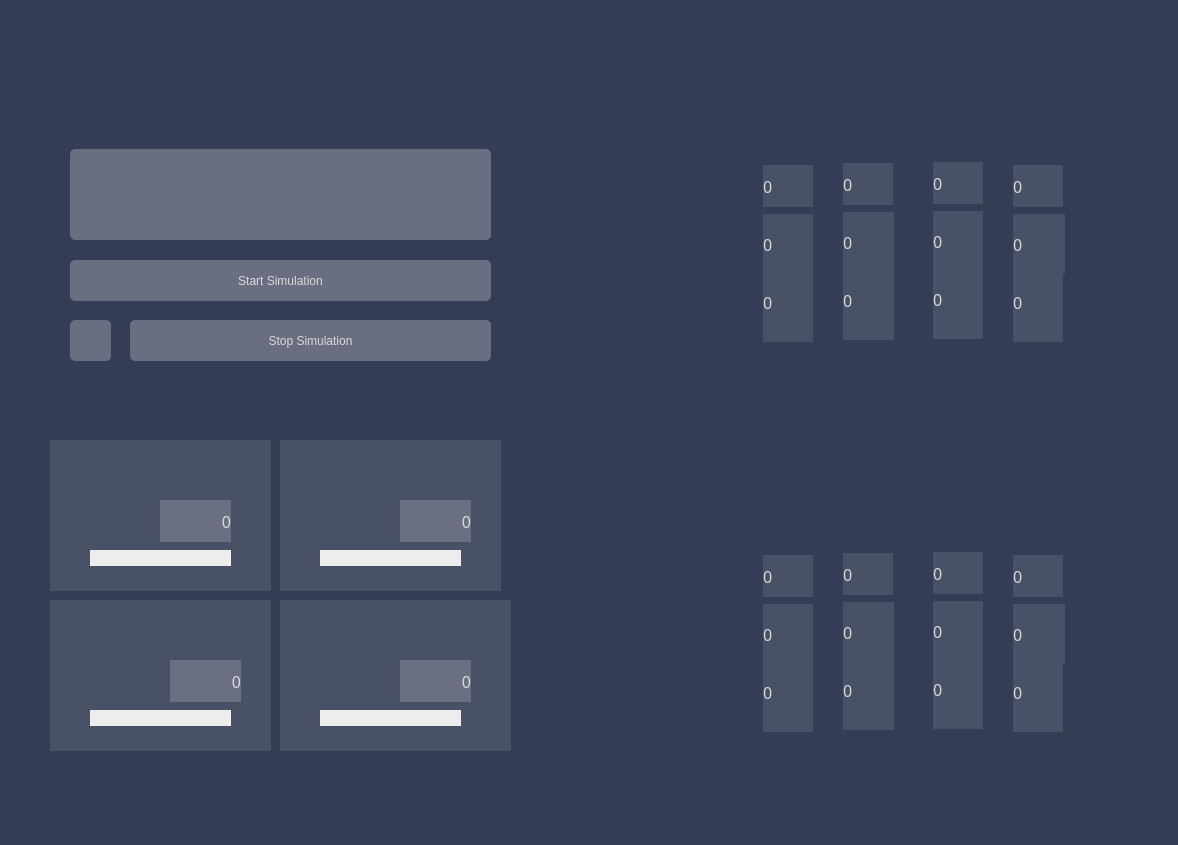
Old version of the form DeadLocks-Final-Test/mainwindow.ui in the repository breathTake/Deadlocks-Algorithm-Simulation.
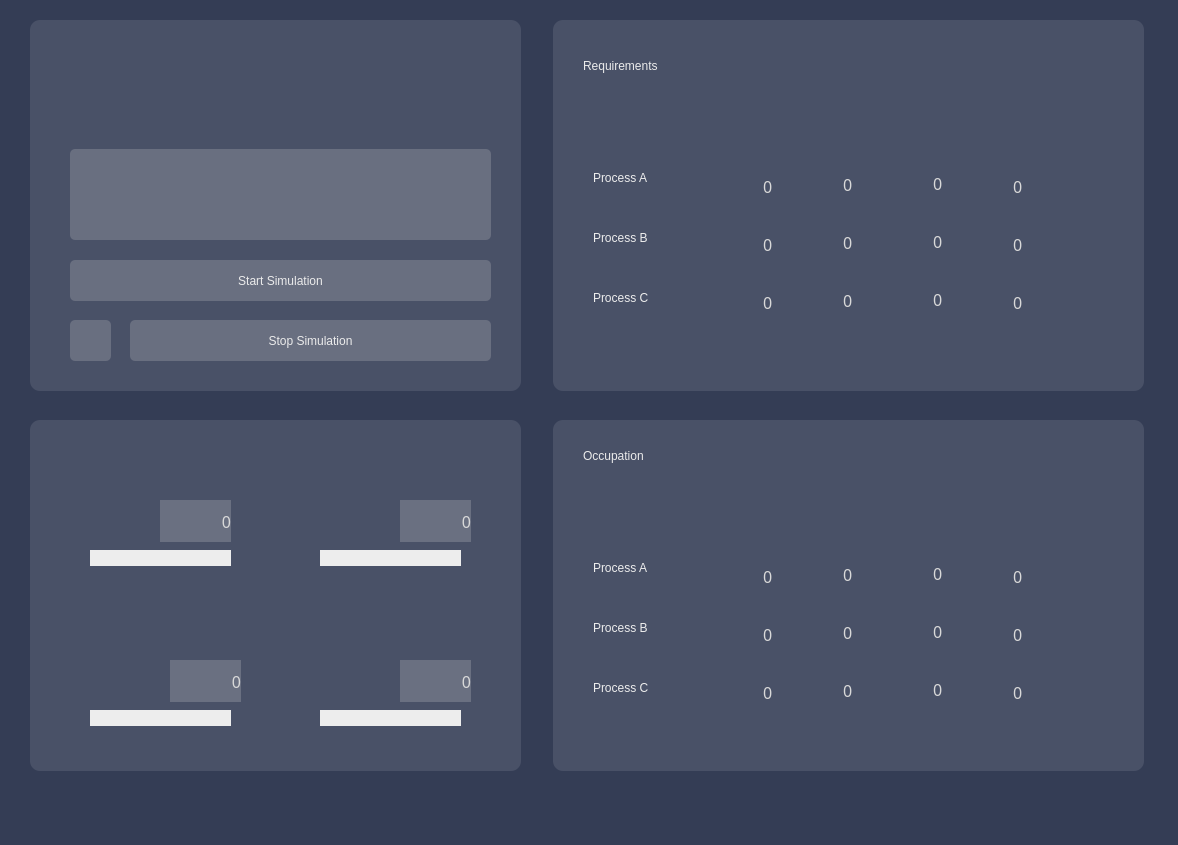
New version of the form. Icons and pictures are not drawn.

Commit message:
changed ui elements to use stylesheet instead of images
stylesheets of elements updated

What changed in the file:
```diff
--- a/DeadLocks-Final-Test/mainwindow.ui
+++ b/DeadLocks-Final-Test/mainwindow.ui
@@ -30,14 +30,15 @@
    <widget class="QLabel" name="background_resources">
     <property name="geometry">
      <rect>
-      <x>10</x>
-      <y>410</y>
-      <width>531</width>
-      <height>371</height>
+      <x>30</x>
+      <y>420</y>
+      <width>491</width>
+      <height>351</height>
      </rect>
     </property>
     <property name="styleSheet">
-     <string notr="true">image: url(:/resources/Background_resources.png);</string>
+     <string notr="true">background-color: rgb(73, 81, 103);
+border-radius: 10px;</string>
     </property>
     <property name="text">
      <string/>
@@ -375,13 +376,14 @@
      <property name="geometry">
       <rect>
        <x>10</x>
-       <y>10</y>
+       <y>20</y>
        <width>591</width>
-       <height>371</height>
+       <height>351</height>
       </rect>
      </property>
      <property name="styleSheet">
-      <string notr="true">image: url(:/resources/Occupation_Matrix.png);</string>
+      <string notr="true">background-color: rgb(73, 81, 103);
+border-radius: 10px;</string>
      </property>
      <property name="text">
       <string/>
@@ -699,6 +701,147 @@
       <string>0</string>
      </property>
     </widget>
+    <widget class="QLabel" name="Occupation_headline_label">
+     <property name="geometry">
+      <rect>
+       <x>40</x>
+       <y>40</y>
+       <width>141</width>
+       <height>31</height>
+      </rect>
+     </property>
+     <property name="styleSheet">
+      <string notr="true">background-color: none;
+color: rgb(235, 235, 235);
+font: 18pt &quot;Futura Hv BT&quot;;</string>
+     </property>
+     <property name="text">
+      <string>Occupation</string>
+     </property>
+    </widget>
+    <widget class="QLabel" name="Occupation_Process_A_Label">
+     <property name="geometry">
+      <rect>
+       <x>50</x>
+       <y>160</y>
+       <width>71</width>
+       <height>16</height>
+      </rect>
+     </property>
+     <property name="styleSheet">
+      <string notr="true">background-color: none;
+color: rgb(237, 237, 237);
+font: 12pt &quot;Futura Bk BT&quot;;</string>
+     </property>
+     <property name="text">
+      <string>Process A</string>
+     </property>
+    </widget>
+    <widget class="QLabel" name="Occupation_Process_B_Label">
+     <property name="geometry">
+      <rect>
+       <x>50</x>
+       <y>220</y>
+       <width>71</width>
+       <height>16</height>
+      </rect>
+     </property>
+     <property name="styleSheet">
+      <string notr="true">background-color: none;
+color: rgb(237, 237, 237);
+font: 12pt &quot;Futura Bk BT&quot;;</string>
+     </property>
+     <property name="text">
+      <string>Process B</string>
+     </property>
+    </widget>
+    <widget class="QLabel" name="Occupation_Process_C_Label">
+     <property name="geometry">
+      <rect>
+       <x>50</x>
+       <y>280</y>
+       <width>71</width>
+       <height>16</height>
+      </rect>
+     </property>
+     <property name="styleSheet">
+      <string notr="true">background-color: none;
+color: rgb(237, 237, 237);
+font: 12pt &quot;Futura Bk BT&quot;;
+</string>
+     </property>
+     <property name="text">
+      <string>Process C</string>
+     </property>
+    </widget>
+    <widget class="QLabel" name="Occupation_Plotter_Icon_label">
+     <property name="geometry">
+      <rect>
+       <x>380</x>
+       <y>100</y>
+       <width>30</width>
+       <height>30</height>
+      </rect>
+     </property>
+     <property name="styleSheet">
+      <string notr="true">background-color: none;
+image: url(:/resources/Plotter_Icon.png);</string>
+     </property>
+     <property name="text">
+      <string/>
+     </property>
+    </widget>
+    <widget class="QLabel" name="Occupation_TapeDrive_Icon_label">
+     <property name="geometry">
+      <rect>
+       <x>460</x>
+       <y>100</y>
+       <width>30</width>
+       <height>30</height>
+      </rect>
+     </property>
+     <property name="styleSheet">
+      <string notr="true">background-color: none;
+image: url(:/resources/TapeDrive_Icon.png);</string>
+     </property>
+     <property name="text">
+      <string/>
+     </property>
+    </widget>
+    <widget class="QLabel" name="Occupation_Printer_Icon_label">
+     <property name="geometry">
+      <rect>
+       <x>210</x>
+       <y>100</y>
+       <width>30</width>
+       <height>30</height>
+      </rect>
+     </property>
+     <property name="styleSheet">
+      <string notr="true">background-color: none;
+image: url(:/resources/Printer_Icon.png);</string>
+     </property>
+     <property name="text">
+      <string/>
+     </property>
+    </widget>
+    <widget class="QLabel" name="Occupation_CD_Icon_label">
+     <property name="geometry">
+      <rect>
+       <x>290</x>
+       <y>100</y>
+       <width>30</width>
+       <height>30</height>
+      </rect>
+     </property>
+     <property name="styleSheet">
+      <string notr="true">background-color: none;
+image: url(:/resources/CD-ROM_Icon.png);</string>
+     </property>
+     <property name="text">
+      <string/>
+     </property>
+    </widget>
    </widget>
    <widget class="QGroupBox" name="OccupationMatrix_2">
     <property name="geometry">
@@ -725,7 +868,9 @@
       </rect>
      </property>
      <property name="styleSheet">
-      <string notr="true">image: url(:/resources/Required_Matrix.png);</string>
+      <string notr="true">background-color: rgb(73, 81, 103);
+border-radius: 10px;
+</string>
      </property>
      <property name="text">
       <string/>
@@ -1043,6 +1188,147 @@
       <string>0</string>
      </property>
     </widget>
+    <widget class="QLabel" name="Requirements_headline_label">
+     <property name="geometry">
+      <rect>
+       <x>40</x>
+       <y>40</y>
+       <width>171</width>
+       <height>31</height>
+      </rect>
+     </property>
+     <property name="styleSheet">
+      <string notr="true">background-color: none;
+color: rgb(235, 235, 235);
+font: 18pt &quot;Futura Hv BT&quot;;</string>
+     </property>
+     <property name="text">
+      <string>Requirements</string>
+     </property>
+    </widget>
+    <widget class="QLabel" name="Requirements_TapeDrive_Icon_label">
+     <property name="geometry">
+      <rect>
+       <x>460</x>
+       <y>100</y>
+       <width>30</width>
+       <height>30</height>
+      </rect>
+     </property>
+     <property name="styleSheet">
+      <string notr="true">background-color: none;
+image: url(:/resources/TapeDrive_Icon.png);</string>
+     </property>
+     <property name="text">
+      <string/>
+     </property>
+    </widget>
+    <widget class="QLabel" name="Requirements_Process_C_Label">
+     <property name="geometry">
+      <rect>
+       <x>50</x>
+       <y>280</y>
+       <width>71</width>
+       <height>16</height>
+      </rect>
+     </property>
+     <property name="styleSheet">
+      <string notr="true">background-color: none;
+color: rgb(237, 237, 237);
+font: 12pt &quot;Futura Bk BT&quot;;
+</string>
+     </property>
+     <property name="text">
+      <string>Process C</string>
+     </property>
+    </widget>
+    <widget class="QLabel" name="Requirements_Process_B_Label">
+     <property name="geometry">
+      <rect>
+       <x>50</x>
+       <y>220</y>
+       <width>71</width>
+       <height>16</height>
+      </rect>
+     </property>
+     <property name="styleSheet">
+      <string notr="true">background-color: none;
+color: rgb(237, 237, 237);
+font: 12pt &quot;Futura Bk BT&quot;;</string>
+     </property>
+     <property name="text">
+      <string>Process B</string>
+     </property>
+    </widget>
+    <widget class="QLabel" name="Requirements_Plotter_Icon_label">
+     <property name="geometry">
+      <rect>
+       <x>380</x>
+       <y>100</y>
+       <width>30</width>
+       <height>30</height>
+      </rect>
+     </property>
+     <property name="styleSheet">
+      <string notr="true">background-color: none;
+image: url(:/resources/Plotter_Icon.png);</string>
+     </property>
+     <property name="text">
+      <string/>
+     </property>
+    </widget>
+    <widget class="QLabel" name="Requirements_CD_Icon_label">
+     <property name="geometry">
+      <rect>
+       <x>290</x>
+       <y>100</y>
+       <width>30</width>
+       <height>30</height>
+      </rect>
+     </property>
+     <property name="styleSheet">
+      <string notr="true">background-color: none;
+image: url(:/resources/CD-ROM_Icon.png);</string>
+     </property>
+     <property name="text">
+      <string/>
+     </property>
+    </widget>
+    <widget class="QLabel" name="Requirements_Printer_Icon_label">
+     <property name="geometry">
+      <rect>
+       <x>210</x>
+       <y>100</y>
+       <width>30</width>
+       <height>30</height>
+      </rect>
+     </property>
+     <property name="styleSheet">
+      <string notr="true">background-color: none;
+image: url(:/resources/Printer_Icon.png);</string>
+     </property>
+     <property name="text">
+      <string/>
+     </property>
+    </widget>
+    <widget class="QLabel" name="Requirements_Process_A_Label">
+     <property name="geometry">
+      <rect>
+       <x>50</x>
+       <y>160</y>
+       <width>71</width>
+       <height>16</height>
+      </rect>
+     </property>
+     <property name="styleSheet">
+      <string notr="true">background-color: none;
+color: rgb(237, 237, 237);
+font: 12pt &quot;Futura Bk BT&quot;;</string>
+     </property>
+     <property name="text">
+      <string>Process A</string>
+     </property>
+    </widget>
    </widget>
    <widget class="QPushButton" name="button_stop_simulation">
     <property name="geometry">
@@ -1057,8 +1343,8 @@
      <string notr="true">QPushButton {
     border-radius: 5px;
 	background-color: rgb(105, 111, 128);
-	font: 18pt &quot;Futura BdCn BT&quot;;
-	color: rgb(217, 217, 217);
+	color: rgb(235, 235, 235);
+	font: 18pt &quot;Futura Hv BT&quot;;
 }
 QPushButton::pressed {
     border-radius: 5px;
@@ -1088,8 +1374,8 @@
      <string notr="true">QPushButton {
     border-radius: 5px;
 	background-color: rgb(105, 111, 128);
-	font: 18pt &quot;Futura BdCn BT&quot;;
-	color: rgb(217, 217, 217);
+	color: rgb(235, 235, 235);
+	font: 18pt &quot;Futura Hv BT&quot;;
 }
 QPushButton::!enabled {
     border-radius: 5px;
@@ -1144,14 +1430,15 @@
    <widget class="QLabel" name="background_resources_2">
     <property name="geometry">
      <rect>
-      <x>10</x>
+      <x>30</x>
       <y>20</y>
-      <width>531</width>
+      <width>491</width>
       <height>371</height>
      </rect>
     </property>
     <property name="styleSheet">
-     <string notr="true">image: url(:/resources/Background_resources.png);</string>
+     <string notr="true">background-color: rgb(73, 81, 103);
+border-radius: 10px;</string>
     </property>
     <property name="text">
      <string/>
```
Left out of the diff: 4 changed lines with no effect on the pictures. The commit also changes 17 other files.
